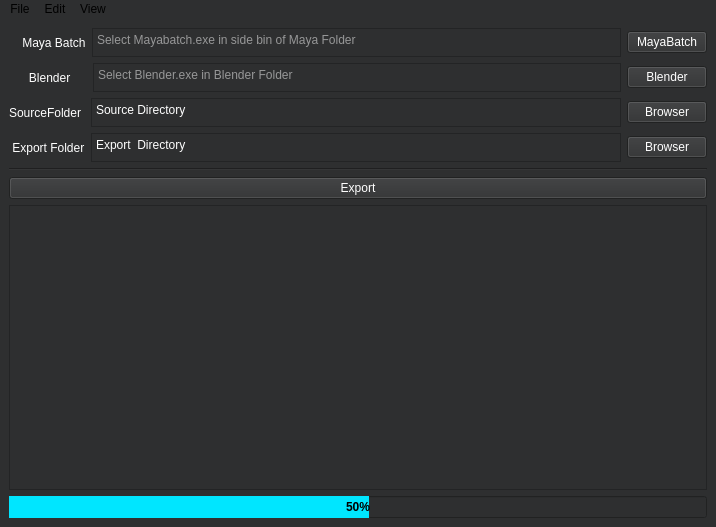
This is src/mainwindow.ui in leetdvn/LeeAutoExportFBX as Qt 5 draws it before an edit. The edited form follows.
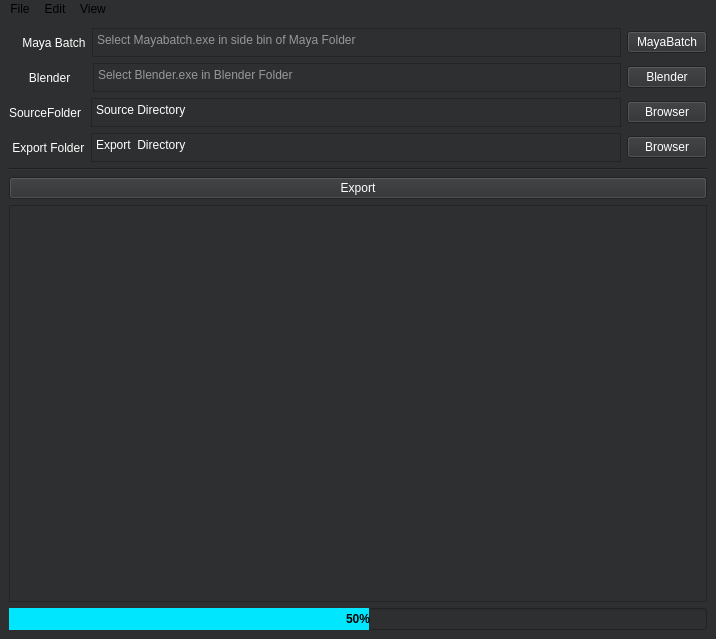
This is the edited form.

What changed in the file:
```diff
--- a/src/mainwindow.ui
+++ b/src/mainwindow.ui
@@ -7,7 +7,7 @@
     <x>0</x>
     <y>0</y>
     <width>716</width>
-    <height>527</height>
+    <height>639</height>
    </rect>
   </property>
   <property name="sizePolicy">
@@ -247,6 +247,12 @@
     </item>
     <item>
      <layout class="QVBoxLayout" name="verticalLayout_3">
+      <property name="topMargin">
+       <number>0</number>
+      </property>
+      <property name="bottomMargin">
+       <number>0</number>
+      </property>
       <item>
        <widget class="QPushButton" name="ExportExecute">
         <property name="styleSheet">
```
